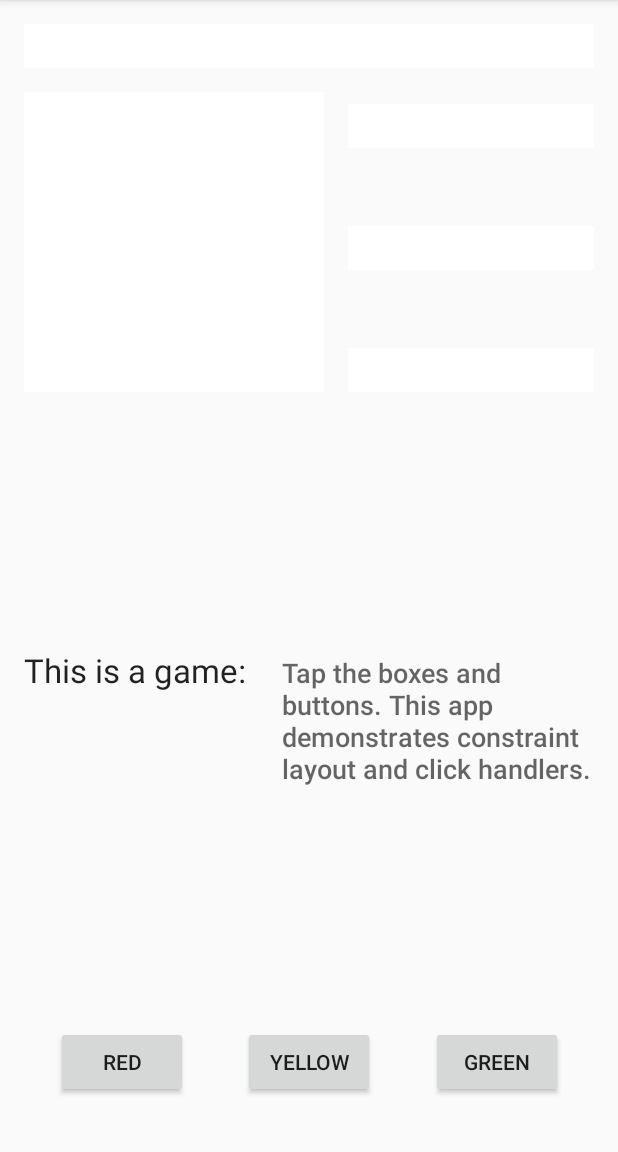
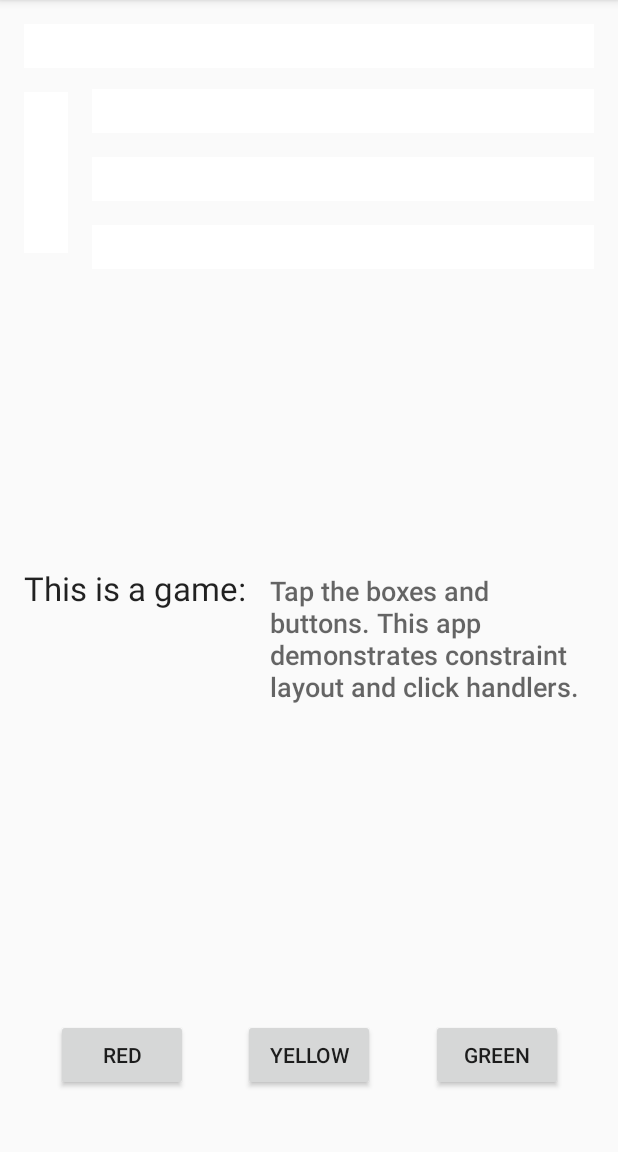
Before and after one commit to udacity/andfun-kotlin-color-my-views, an Android app: the screen it shows after launch (MainActivity), on a phone screen of 412 x 824 dp, the part 84-1236 px from its top. Run offline under Robolectric (Android 15) with nearby library versions, the phone set to English and light mode, and no system bars.

Commit message:
Lots of fixes, Jose's and and others.

```diff
--- a/app/build.gradle
+++ b/app/build.gradle
@@ -8,7 +8,7 @@ android {
     compileSdkVersion 27
     defaultConfig {
         applicationId "com.example.colorviewtest"
-        minSdkVersion 21
+        minSdkVersion 19
         targetSdkVersion 27
         versionCode 1
         versionName "1.0"
@@ -24,7 +24,7 @@ android {
 
 dependencies {
     implementation fileTree(dir: 'libs', include: ['*.jar'])
-    implementation"org.jetbrains.kotlin:kotlin-stdlib-jre7:$kotlin_version"
+    implementation "org.jetbrains.kotlin:kotlin-stdlib-jdk7:$kotlin_version"
     implementation 'com.android.support:appcompat-v7:27.1.1'
     implementation 'com.android.support.constraint:constraint-layout:1.1.1'
     testImplementation 'junit:junit:4.12'
--- a/app/src/main/java/com/example/colorviewtest/MainActivity.kt
+++ b/app/src/main/java/com/example/colorviewtest/MainActivity.kt
@@ -4,12 +4,38 @@ import android.graphics.Color
 import android.os.Bundle
 import android.support.v7.app.AppCompatActivity
 import android.view.View
+import kotlinx.android.synthetic.main.activity_main.*
 
 class MainActivity : AppCompatActivity() {
 
     override fun onCreate(savedInstanceState: Bundle?) {
         super.onCreate(savedInstanceState)
         setContentView(R.layout.activity_main)
+
+        textview_one.setOnClickListener {
+            makeColored(it)
+        }
+        textview_two.setOnClickListener {
+            makeColored(it)
+        }
+        textview_three.setOnClickListener {
+            makeColored(it)
+        }
+        textview_four.setOnClickListener {
+            makeColored(it)
+        }
+        textview_five.setOnClickListener {
+            makeColored(it)
+        }
+        button_one.setOnClickListener {
+            makeColored(it)
+        }
+        button_two.setOnClickListener {
+            makeColored(it)
+        }
+        button_three.setOnClickListener {
+            makeColored(it)
+        }
     }
 
     /**
@@ -25,18 +51,18 @@ class MainActivity : AppCompatActivity() {
         when (view.id) {
 
         // Boxes using Color class colors for background
-            R.id.box1 -> view.setBackgroundColor(Color.BLUE)
-            R.id.box2 -> view.setBackgroundColor(Color.GRAY)
+            R.id.textview_one -> view.setBackgroundColor(Color.BLUE)
+            R.id.textview_two -> view.setBackgroundColor(Color.GRAY)
 
         // Boxes using Android color resources for background
-            R.id.box3 -> view.setBackgroundResource(android.R.color.holo_green_light)
-            R.id.box4 -> view.setBackgroundResource(android.R.color.holo_green_dark)
-            R.id.box5 -> view.setBackgroundResource(R.color.myGreen)
+            R.id.textview_three -> view.setBackgroundResource(android.R.color.holo_green_light)
+            R.id.textview_four -> view.setBackgroundResource(android.R.color.holo_green_dark)
+            R.id.textview_five -> view.setBackgroundResource(android.R.color.holo_orange_light)
 
         // Buttons using custom colors for background
-            R.id.button_red -> view.setBackgroundResource(R.color.myRed)
-            R.id.button_yellow -> view.setBackgroundResource(R.color.myYellow)
-            R.id.button_green -> view.setBackgroundResource(R.color.myGreen)
+            R.id.button_one -> textview_three.setBackgroundResource(R.color.myRed)
+            R.id.button_three -> textview_four.setBackgroundResource(R.color.myYellow)
+            R.id.button_two -> textview_five.setBackgroundResource(R.color.myGreen)
 
             else -> view.setBackgroundColor(Color.DKGRAY)
         }
--- a/app/src/main/res/layout/activity_main.xml
+++ b/app/src/main/res/layout/activity_main.xml
@@ -8,86 +8,85 @@
     tools:context=".MainActivity">
 
     <TextView
-        android:id="@+id/box1"
+        android:id="@+id/textview_one"
         style="@style/whiteBox"
         android:layout_width="0dp"
         android:layout_height="wrap_content"
-        android:layout_marginStart="16dp"
-        android:layout_marginTop="16dp"
-        android:layout_marginEnd="16dp"
-        android:onClick="makeColored"
+        android:layout_marginStart="@dimen/margin_wide"
+        android:layout_marginTop="@dimen/margin_wide"
+        android:layout_marginEnd="@dimen/margin_wide"
         android:text="@string/box_one"
         app:layout_constraintEnd_toEndOf="parent"
         app:layout_constraintStart_toStartOf="parent"
         app:layout_constraintTop_toTopOf="parent" />
 
     <TextView
-        android:id="@+id/box2"
-        style="@style/whiteBox"
-        android:layout_width="0dp"
-        android:layout_height="200dp"
-        android:layout_marginStart="16dp"
-        android:layout_marginTop="16dp"
-        android:onClick="makeColored"
-        android:text="@string/box_two"
-        app:layout_constraintDimensionRatio="w,1:1"
-        app:layout_constraintStart_toStartOf="parent"
-        app:layout_constraintTop_toBottomOf="@+id/box1" />
-
-    <TextView
-        android:id="@+id/box3"
+        android:id="@+id/textview_two"
         style="@style/whiteBox"
         android:layout_width="0dp"
         android:layout_height="wrap_content"
-        android:layout_marginStart="16dp"
-        android:layout_marginTop="8dp"
-        android:layout_marginEnd="16dp"
-        android:onClick="makeColored"
+        android:layout_marginStart="@dimen/margin_wide"
+        android:layout_marginTop="@dimen/margin_wide"
+        android:layout_marginBottom="8dp"
+        android:text="@string/box_two"
+        app:layout_constraintBottom_toTopOf="@+id/label"
+        app:layout_constraintDimensionRatio="w,1:1"
+        app:layout_constraintStart_toStartOf="parent"
+        app:layout_constraintTop_toBottomOf="@+id/textview_one"
+        app:layout_constraintVertical_bias="0.0" />
+
+    <TextView
+        android:id="@+id/textview_three"
+        style="@style/whiteBox"
+        android:layout_width="0dp"
+        android:layout_height="wrap_content"
+        android:layout_marginStart="@dimen/margin_wide"
+        android:layout_marginTop="@dimen/margin_half"
+        android:layout_marginEnd="@dimen/margin_wide"
         android:text="@string/box_three"
-        app:layout_constraintBottom_toTopOf="@+id/box4"
+        app:layout_constraintBottom_toTopOf="@+id/textview_four"
         app:layout_constraintEnd_toEndOf="parent"
         app:layout_constraintHorizontal_bias="0.5"
-        app:layout_constraintStart_toEndOf="@+id/box2"
-        app:layout_constraintTop_toTopOf="@+id/box2"
+        app:layout_constraintStart_toEndOf="@+id/textview_two"
+        app:layout_constraintTop_toTopOf="@+id/textview_two"
         app:layout_constraintVertical_chainStyle="spread_inside" />
 
     <TextView
-        android:id="@+id/box4"
+        android:id="@+id/textview_four"
         style="@style/whiteBox"
         android:layout_width="0dp"
         android:layout_height="wrap_content"
-        android:layout_marginStart="16dp"
-        android:layout_marginTop="16dp"
-        android:layout_marginEnd="16dp"
+        android:layout_marginStart="@dimen/margin_wide"
+        android:layout_marginTop="@dimen/margin_wide"
+        android:layout_marginEnd="@dimen/margin_wide"
         android:onClick="makeColored"
         android:text="@string/box_four"
-        app:layout_constraintBottom_toTopOf="@+id/box5"
+        app:layout_constraintBottom_toTopOf="@+id/textview_five"
         app:layout_constraintEnd_toEndOf="parent"
         app:layout_constraintHorizontal_bias="0.5"
-        app:layout_constraintStart_toEndOf="@+id/box2"
-        app:layout_constraintTop_toBottomOf="@+id/box3" />
+        app:layout_constraintStart_toEndOf="@+id/textview_two"
+        app:layout_constraintTop_toBottomOf="@+id/textview_three" />
 
     <TextView
-        android:id="@+id/box5"
+        android:id="@+id/textview_five"
         style="@style/whiteBox"
         android:layout_width="0dp"
         android:layout_height="wrap_content"
-        android:layout_marginStart="16dp"
-        android:layout_marginTop="16dp"
-        android:layout_marginEnd="16dp"
-        android:onClick="makeColored"
+        android:layout_marginStart="@dimen/margin_wide"
+        android:layout_marginTop="@dimen/margin_wide"
+        android:layout_marginEnd="@dimen/margin_wide"
         android:text="@string/box_five"
-        app:layout_constraintBottom_toBottomOf="@+id/box2"
+        app:layout_constraintBottom_toBottomOf="@+id/textview_two"
         app:layout_constraintEnd_toEndOf="parent"
         app:layout_constraintHorizontal_bias="0.5"
-        app:layout_constraintStart_toEndOf="@+id/box2"
-        app:layout_constraintTop_toBottomOf="@+id/box4" />
+        app:layout_constraintStart_toEndOf="@+id/textview_two"
+        app:layout_constraintTop_toBottomOf="@+id/textview_four" />
 
     <TextView
         android:id="@+id/label"
         android:layout_width="wrap_content"
         android:layout_height="wrap_content"
-        android:layout_marginStart="16dp"
+        android:layout_marginStart="@dimen/margin_wide"
         android:text="@string/how_to_play"
         android:textAppearance="@android:style/TextAppearance.DeviceDefault.Large"
         app:layout_constraintBaseline_toBaselineOf="@+id/info"
@@ -97,53 +96,50 @@
         android:id="@+id/info"
         android:layout_width="0dp"
         android:layout_height="wrap_content"
-        android:layout_marginStart="24dp"
-        android:layout_marginTop="8dp"
-        android:layout_marginEnd="16dp"
+        android:layout_marginStart="@dimen/margin_wide"
+        android:layout_marginTop="@dimen/margin_half"
+        android:layout_marginEnd="@dimen/margin_wide"
         android:text="@string/tap_the_boxes_and_buttons"
         android:textAppearance="@android:style/TextAppearance.DeviceDefault.Medium"
         app:layout_constraintBottom_toBottomOf="parent"
         app:layout_constraintEnd_toEndOf="parent"
         app:layout_constraintHorizontal_bias="1.0"
         app:layout_constraintStart_toEndOf="@+id/label"
-        app:layout_constraintTop_toBottomOf="@+id/box2"
+        app:layout_constraintTop_toBottomOf="@+id/textview_two"
         app:layout_constraintVertical_bias="0.407" />
 
     <Button
-        android:id="@+id/button_red"
+        android:id="@+id/button_one"
         android:layout_width="wrap_content"
         android:layout_height="wrap_content"
-        android:onClick="makeColored"
         android:text="@string/button_red"
-        app:layout_constraintBaseline_toBaselineOf="@+id/button_yellow"
-        app:layout_constraintEnd_toStartOf="@+id/button_yellow"
+        app:layout_constraintBaseline_toBaselineOf="@+id/button_three"
+        app:layout_constraintEnd_toStartOf="@+id/button_three"
         app:layout_constraintHorizontal_bias="0.5"
         app:layout_constraintHorizontal_chainStyle="spread"
         app:layout_constraintStart_toStartOf="parent" />
 
     <Button
-        android:id="@+id/button_green"
+        android:id="@+id/button_two"
         android:layout_width="wrap_content"
         android:layout_height="wrap_content"
-        android:onClick="makeColored"
         android:text="@string/button_green"
-        app:layout_constraintBaseline_toBaselineOf="@+id/button_yellow"
+        app:layout_constraintBaseline_toBaselineOf="@+id/button_three"
         app:layout_constraintEnd_toEndOf="parent"
         app:layout_constraintHorizontal_bias="0.5"
-        app:layout_constraintStart_toEndOf="@+id/button_yellow" />
+        app:layout_constraintStart_toEndOf="@+id/button_three" />
 
     <Button
-        android:id="@+id/button_yellow"
+        android:id="@+id/button_three"
         android:layout_width="wrap_content"
         android:layout_height="wrap_content"
-        android:layout_marginTop="8dp"
-        android:layout_marginBottom="16dp"
-        android:onClick="makeColored"
+        android:layout_marginTop="@dimen/margin_half"
+        android:layout_marginBottom="@dimen/margin_wide"
         android:text="@string/button_yellow"
         app:layout_constraintBottom_toBottomOf="parent"
-        app:layout_constraintEnd_toStartOf="@+id/button_green"
+        app:layout_constraintEnd_toStartOf="@+id/button_two"
         app:layout_constraintHorizontal_bias="0.5"
-        app:layout_constraintStart_toEndOf="@+id/button_red"
+        app:layout_constraintStart_toEndOf="@+id/button_one"
         app:layout_constraintTop_toBottomOf="@+id/label"
         app:layout_constraintVertical_bias="0.914" />
 
--- /dev/null
+++ b/app/src/main/res/values/dimens.xml
@@ -0,0 +1,6 @@
+<?xml version="1.0" encoding="utf-8"?>
+<resources>
+    <dimen name="margin_wide">16dp</dimen>
+    <dimen name="margin_half">8dp</dimen>
+    <dimen name="textview_two_height">200dp</dimen>
+</resources>
```
Also changed, not shown: 1 other file.
